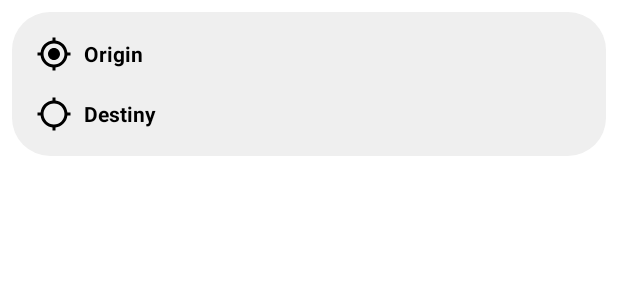
After one commit to thiaagodev/TruckPad-Test, an Android app: the layout shipping_history_item.xml on its own in the app's theme, with its tools: preview values and no code run, on a phone screen of 412 x 824 dp. The commit adds this screen. Shown: the top 300 px of the screen. Run offline under Robolectric (Android 15) with nearby library versions, the phone set to English and light mode, and no system bars.

Commit message:
list shipping history

```diff
--- /dev/null
+++ b/app/src/main/res/drawable/shipping_item_corners.xml
@@ -0,0 +1,7 @@
+<?xml version="1.0" encoding="utf-8"?>
+<shape xmlns:android="http://schemas.android.com/apk/res/android"
+    android:shape="rectangle">
+
+    <corners android:radius="25dp" />
+
+</shape>
--- a/app/src/main/res/layout/activity_main.xml
+++ b/app/src/main/res/layout/activity_main.xml
@@ -50,9 +50,10 @@
 
 
     <androidx.recyclerview.widget.RecyclerView
+        android:id="@+id/recycler_shipping"
         android:layout_width="match_parent"
         android:layout_height="0dp"
-        android:layout_marginTop="64dp"
+        android:layout_marginTop="32dp"
         android:layout_marginBottom="8dp"
         android:padding="8dp"
         app:layout_constraintBottom_toTopOf="@+id/button_calc_new_shipping"
--- /dev/null
+++ b/app/src/main/res/layout/shipping_history_item.xml
@@ -0,0 +1,44 @@
+<?xml version="1.0" encoding="utf-8"?>
+<androidx.constraintlayout.widget.ConstraintLayout xmlns:android="http://schemas.android.com/apk/res/android"
+    xmlns:app="http://schemas.android.com/apk/res-auto"
+    android:layout_width="match_parent"
+    android:layout_height="wrap_content"
+    android:background="@drawable/shipping_item_corners"
+    android:backgroundTint="@color/gray"
+    android:padding="16dp"
+    android:layout_margin="8dp"
+    >
+
+    <androidx.appcompat.widget.AppCompatTextView
+        android:id="@+id/text_origin"
+        android:layout_width="wrap_content"
+        android:layout_height="wrap_content"
+        android:drawableStart="@drawable/ic_baseline_my_location_24"
+        android:drawablePadding="8dp"
+        android:gravity="center"
+        android:text="@string/origin"
+        android:textSize="14sp"
+        android:textStyle="bold"
+        app:layout_constraintStart_toStartOf="parent"
+        app:layout_constraintTop_toTopOf="parent"
+        android:textColor="@color/black"
+        />
+
+    <androidx.appcompat.widget.AppCompatTextView
+        android:id="@+id/text_destiny"
+        android:layout_width="wrap_content"
+        android:layout_height="wrap_content"
+        android:drawableStart="@drawable/ic_baseline_location_searching_24"
+        android:drawablePadding="8dp"
+        android:gravity="center"
+        android:text="@string/destiny"
+        android:textSize="14sp"
+        android:textStyle="bold"
+        app:layout_constraintTop_toBottomOf="@+id/text_origin"
+        app:layout_constraintStart_toStartOf="parent"
+        android:layout_marginTop="16dp"
+        android:textColor="@color/black"
+        />
+
+
+</androidx.constraintlayout.widget.ConstraintLayout>
--- a/app/src/main/res/values/colors.xml
+++ b/app/src/main/res/values/colors.xml
@@ -1,6 +1,7 @@
 <?xml version="1.0" encoding="utf-8"?>
 <resources>
     <color name="yellow">#FBDB77</color>
+    <color name="gray">#efefef</color>
     <color name="purple_200">#FFBB86FC</color>
     <color name="purple_500">#FF6200EE</color>
     <color name="purple_700">#FF3700B3</color>
```
Also changed, not shown: app/src/main/java/com/thiaagodev/truckpad/view/MainActivity.kt (+24 -0 lines), app/src/main/java/com/thiaagodev/truckpad/view/adapter/ShippingAdapter.kt (added, +33 -0 lines), app/src/main/java/com/thiaagodev/truckpad/view/viewholder/ShippingViewHolder.kt (added, +15 -0 lines), app/src/main/java/com/thiaagodev/truckpad/viewmodel/MainViewModel.kt (added, +26 -0 lines).
